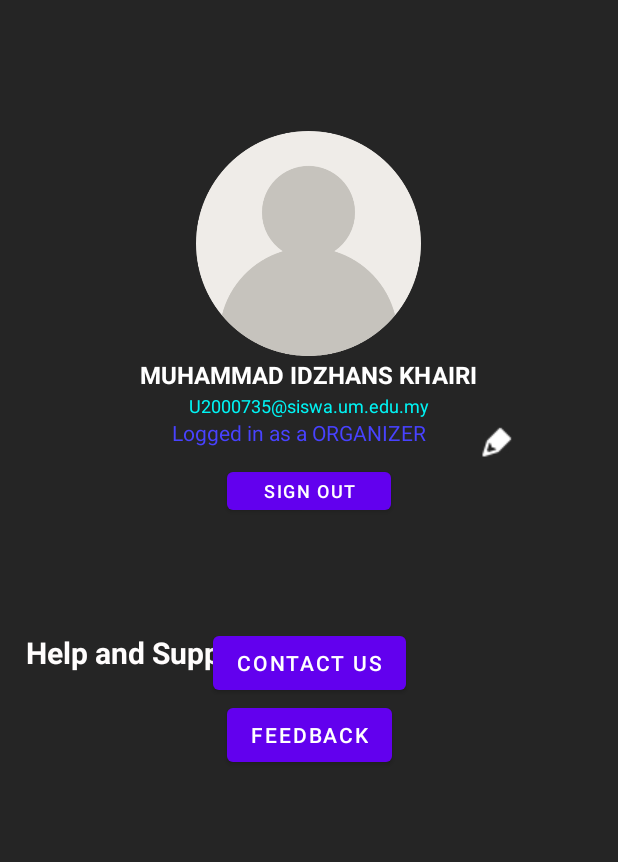
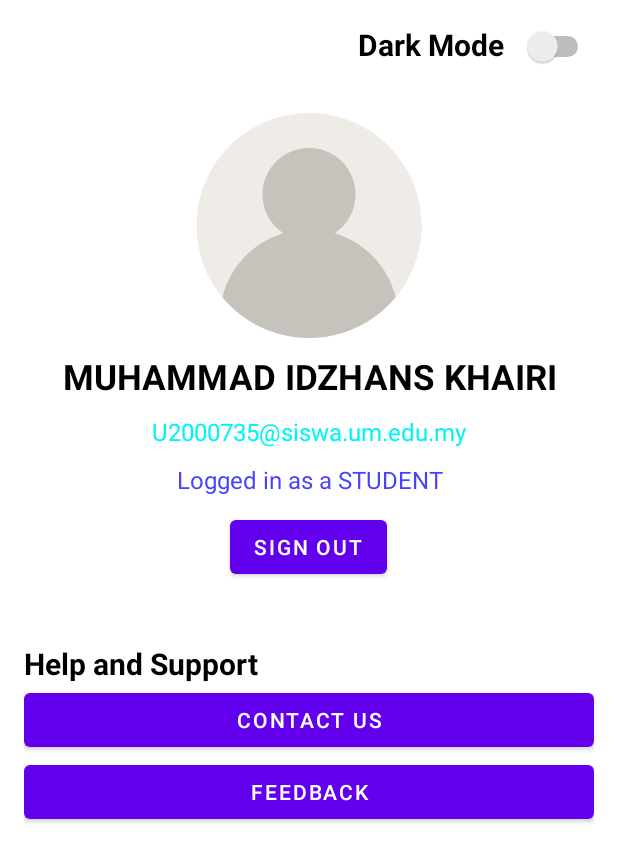
Before and after one commit to IdzhansKhairi/UM_Events, an Android app: the fragment SettingClientFragment shown on its own in the app's theme, on a phone screen of 412 x 824 dp. Shown: the top 862 px of the screen. Run offline under Robolectric (Android 15) with nearby library versions, the phone set to English and light mode, and no system bars; Roboto replaces fonts that are not available here.

Commit message:
Dark and Light Mode stuff

```diff
--- a/app/src/main/java/com/example/um_event/MainActivity.java
+++ b/app/src/main/java/com/example/um_event/MainActivity.java
@@ -43,7 +43,8 @@ public class MainActivity extends AppCompatActivity {
                 case R.id.nav_setting:
                     //replaceFragment(new Test_appearance());
                    // replaceFragment(new InsertEvent());
-                    replaceFragment(new SettingsFragment());
+//                    replaceFragment(new SettingsFragment());
+                    replaceFragment(new SettingClientFragment());
                     break;
             }
 
--- a/app/src/main/java/com/example/um_event/SettingClientFragment.java
+++ b/app/src/main/java/com/example/um_event/SettingClientFragment.java
@@ -5,15 +5,16 @@ import android.content.Context;
 import android.content.Intent;
 import android.content.SharedPreferences;
 import android.os.Bundle;
+
+import androidx.appcompat.app.AppCompatDelegate;
 import androidx.fragment.app.Fragment;
 import android.view.LayoutInflater;
 import android.view.View;
 import android.view.ViewGroup;
 import android.widget.Button;
+import android.widget.Switch;
 
 public class SettingClientFragment extends Fragment {
-
-
 
     private static final String ARG_PARAM1 = "param1";
     private static final String ARG_PARAM2 = "param2";
@@ -22,11 +23,46 @@ public class SettingClientFragment extends Fragment {
     private String mParam1;
     private String mParam2;
 
+    private Switch switcher;
+    private boolean nightMODE;
+    private SharedPreferences sharedPreferences;
+    private SharedPreferences.Editor editor;
+
     @Override
     public View onCreateView(LayoutInflater inflater, ViewGroup container, Bundle savedInstanceState) {
         View view = inflater.inflate(R.layout.fragment_setting_client, container, false);
 
-        Button signOutButton = view.findViewById(R.id.signoutBtn);
+        // Light and Dark Mode Stuff
+        switcher = view.findViewById(R.id.switchLightDark);
+        // We used shared Preferences to save modes if exit the app and go back again
+        sharedPreferences = getActivity().getSharedPreferences("MODE", Context.MODE_PRIVATE);
+        nightMODE = sharedPreferences.getBoolean("night", false); // Light mode is the default mode
+
+        if (nightMODE) {
+            switcher.setChecked(true);
+            AppCompatDelegate.setDefaultNightMode(AppCompatDelegate.MODE_NIGHT_YES);
+        }
+
+        switcher.setOnClickListener(new View.OnClickListener() {
+            @Override
+            public void onClick(View view) {
+
+                if(nightMODE) {
+                    AppCompatDelegate.setDefaultNightMode(AppCompatDelegate.MODE_NIGHT_NO);
+                    editor = sharedPreferences.edit();
+                    editor.putBoolean("night", false);
+                }
+                else {
+                    AppCompatDelegate.setDefaultNightMode(AppCompatDelegate.MODE_NIGHT_YES);
+                    editor = sharedPreferences.edit();
+                    editor.putBoolean("night", true);
+                }
+                editor.apply();
+            }
+        });
+
+        // Sign Out Button Stuff
+        Button signOutButton = view.findViewById(R.id.signOutBtn);
         signOutButton.setOnClickListener(new View.OnClickListener() {
             @Override
             public void onClick(View view) {
--- a/app/src/main/res/layout/activity_register_organizer.xml
+++ b/app/src/main/res/layout/activity_register_organizer.xml
@@ -61,7 +61,7 @@
                 android:text="Organizer Information"
                 android:textSize="25sp"
                 android:textStyle="bold"
-                style="@style/TEXT "/>
+                style="@style/TEXT"/>
 
             <EditText
                 android:id="@+id/registerName"
--- a/app/src/main/res/layout/fragment_setting_client.xml
+++ b/app/src/main/res/layout/fragment_setting_client.xml
@@ -1,128 +1,124 @@
 <?xml version="1.0" encoding="utf-8"?>
-<androidx.constraintlayout.widget.ConstraintLayout xmlns:android="http://schemas.android.com/apk/res/android"
+<RelativeLayout
+    xmlns:android="http://schemas.android.com/apk/res/android"
     xmlns:app="http://schemas.android.com/apk/res-auto"
     xmlns:tools="http://schemas.android.com/tools"
     android:layout_width="match_parent"
     android:layout_height="match_parent"
-    android:background="#252525">
+    android:padding="16dp"
+    style="@style/SCREEN">
+
+    <LinearLayout
+        android:id="@+id/switchLayout"
+        android:layout_width="wrap_content"
+        android:layout_height="wrap_content"
+        android:orientation="horizontal"
+        android:layout_alignParentEnd="true">
+
+        <TextView
+            style="@style/TEXT"
+            android:layout_width="wrap_content"
+            android:layout_height="match_parent"
+            android:paddingEnd="10dp"
+            android:text="Dark Mode"
+            android:textSize="20dp"
+            android:textStyle="bold" />
+
+        <Switch
+            android:id="@+id/switchLightDark"
+            android:layout_width="50dp"
+            android:layout_height="match_parent"
+            android:layout_gravity="center"/>
+
+    </LinearLayout>
 
     <ImageView
         android:id="@+id/profilePicture"
-        android:layout_width="150dp"
+        android:layout_width="match_parent"
         android:layout_height="150dp"
-        android:layout_marginStart="130dp"
-        android:layout_marginTop="87dp"
-        android:layout_marginEnd="131dp"
-        app:layout_constraintEnd_toEndOf="parent"
-        app:layout_constraintStart_toStartOf="parent"
-        app:layout_constraintTop_toTopOf="parent"
+        android:layout_marginTop="30dp"
+        android:layout_below="@+id/switchLayout"
+        android:textAlignment="gravity"
         app:srcCompat="@drawable/profile_pic" />
 
-    <TextView
+        <TextView
         android:id="@+id/profileName"
-        android:layout_width="wrap_content"
+        android:layout_width="match_parent"
         android:layout_height="wrap_content"
-        android:layout_marginStart="107dp"
-        android:layout_marginTop="1dp"
-        android:layout_marginEnd="107dp"
         android:text="MUHAMMAD IDZHANS KHAIRI"
-        android:textColor="#FFFFFF"
-        android:textSize="16sp"
+        android:layout_marginTop="10dp"
+        android:layout_below="@+id/profilePicture"
+        android:textSize="23dp"
         android:textStyle="bold"
-        app:layout_constraintEnd_toEndOf="parent"
-        app:layout_constraintHorizontal_bias="0.518"
-        app:layout_constraintStart_toStartOf="parent"
-        app:layout_constraintTop_toBottomOf="@+id/profilePicture" />
-
-    <ImageButton
-        android:id="@+id/editprofileBtn"
-        android:layout_width="25dp"
-        android:layout_height="25dp"
-        android:layout_marginTop="236dp"
-        android:layout_marginBottom="470dp"
-        android:backgroundTint="#252525"
-        app:layout_constraintBottom_toBottomOf="parent"
-        app:layout_constraintStart_toEndOf="@+id/profileName"
-        app:layout_constraintTop_toTopOf="parent"
-        app:srcCompat="@drawable/edit_icon" />
+        android:textAlignment="center"
+        style="@style/TEXT"/>
 
     <TextView
         android:id="@+id/emailTxt"
-        android:layout_width="wrap_content"
+        android:layout_width="match_parent"
         android:layout_height="wrap_content"
-        android:layout_marginStart="139dp"
-        android:layout_marginTop="1dp"
-        android:layout_marginEnd="140dp"
         android:text="U2000735@siswa.um.edu.my"
+        android:layout_marginTop="10dp"
+        android:textAlignment="center"
+        android:layout_below="@+id/profileName"
         android:textColor="#00F4F4"
-        android:textSize="12sp"
-        app:layout_constraintEnd_toEndOf="parent"
-        app:layout_constraintStart_toStartOf="parent"
-        app:layout_constraintTop_toBottomOf="@+id/profileName" />
+        android:textSize="16dp" />
 
     <TextView
         android:id="@+id/status"
-        android:layout_width="181dp"
+        android:layout_width="match_parent"
         android:layout_height="22dp"
-        android:layout_marginStart="126dp"
-        android:layout_marginEnd="127dp"
-        android:text="Logged in as a ORGANIZER"
+        android:text="Logged in as a STUDENT"
+        android:layout_below="@+id/emailTxt"
+        android:layout_marginTop="10dp"
+        android:textAlignment="center"
         android:textColor="#4842FF"
-        android:textSize="14sp"
-        app:layout_constraintEnd_toEndOf="parent"
-        app:layout_constraintStart_toStartOf="parent"
-        app:layout_constraintTop_toBottomOf="@+id/emailTxt" />
+        android:textSize="16sp"/>
 
     <Button
-        android:id="@+id/signoutBtn"
-        android:layout_width="109dp"
-        android:layout_height="37dp"
-        android:layout_marginStart="151dp"
-        android:layout_marginTop="8dp"
-        android:layout_marginEnd="151dp"
+        android:id="@+id/signOutBtn"
+        android:layout_width="wrap_content"
+        android:layout_height="wrap_content"
+        android:layout_below="@+id/status"
+        android:layout_marginTop="10dp"
         android:text="Sign out"
-        android:textSize="12sp"
-        app:layout_constraintEnd_toEndOf="parent"
-        app:layout_constraintStart_toStartOf="parent"
-        app:layout_constraintTop_toBottomOf="@+id/status" />
+        android:layout_centerInParent="true"/>
 
     <TextView
-        android:id="@+id/helpandsupporttext"
-        android:layout_width="wrap_content"
+        android:id="@+id/helpAndSupportText"
+        android:layout_width="match_parent"
         android:layout_height="wrap_content"
-        android:layout_marginStart="16dp"
-        android:layout_marginTop="375dp"
-        android:layout_marginEnd="237dp"
-        android:layout_marginBottom="329dp"
         android:text="Help and Support"
-        android:textColor="#FFFDFD"
+        android:layout_marginTop="40dp"
+        android:layout_below="@+id/signOutBtn"
+        style="@style/TEXT"
         android:textSize="20sp"
-        android:textStyle="bold"
-        app:layout_constraintBottom_toBottomOf="parent"
-        app:layout_constraintEnd_toEndOf="parent"
-        app:layout_constraintStart_toStartOf="parent"
-        app:layout_constraintTop_toTopOf="parent" />
+        android:textStyle="bold"/>
 
     <Button
         android:id="@+id/contactUsBtn"
-        android:layout_width="wrap_content"
+        android:layout_width="match_parent"
         android:layout_height="wrap_content"
-        android:layout_marginTop="418dp"
-        android:layout_marginBottom="265dp"
-        android:text="Contact Us"
-        app:layout_constraintBottom_toBottomOf="parent"
-        app:layout_constraintEnd_toEndOf="parent"
-        app:layout_constraintStart_toStartOf="parent"
-        app:layout_constraintTop_toTopOf="parent"
-        app:layout_constraintVertical_bias="0.0" />
+        android:layout_below="@+id/helpAndSupportText"
+        android:text="Contact Us"/>
 
     <Button
         android:id="@+id/feedbackBtn"
-        android:layout_width="wrap_content"
-        android:layout_height="wrap_content"
-        android:text="FEEDBACK"
-        app:layout_constraintEnd_toEndOf="parent"
-        app:layout_constraintStart_toStartOf="parent"
-        app:layout_constraintTop_toBottomOf="@+id/contactUsBtn" />
+        android:layout_width="465dp"
+        android:layout_height="48dp"
+        android:layout_below="@+id/contactUsBtn"
+        android:text="FEEDBACK" />
 
-</androidx.constraintlayout.widget.ConstraintLayout>
+    <!--    <ImageButton-->
+<!--        android:id="@+id/editprofileBtn"-->
+<!--        android:layout_width="25dp"-->
+<!--        android:layout_height="25dp"-->
+<!--        android:layout_marginTop="236dp"-->
+<!--        android:layout_marginBottom="470dp"-->
+<!--        android:backgroundTint="#252525"-->
+<!--        app:layout_constraintBottom_toBottomOf="parent"-->
+<!--        app:layout_constraintStart_toEndOf="@+id/profileName"-->
+<!--        app:layout_constraintTop_toTopOf="parent"-->
+<!--        app:srcCompat="@drawable/edit_icon" />-->
+
+</RelativeLayout>
```
